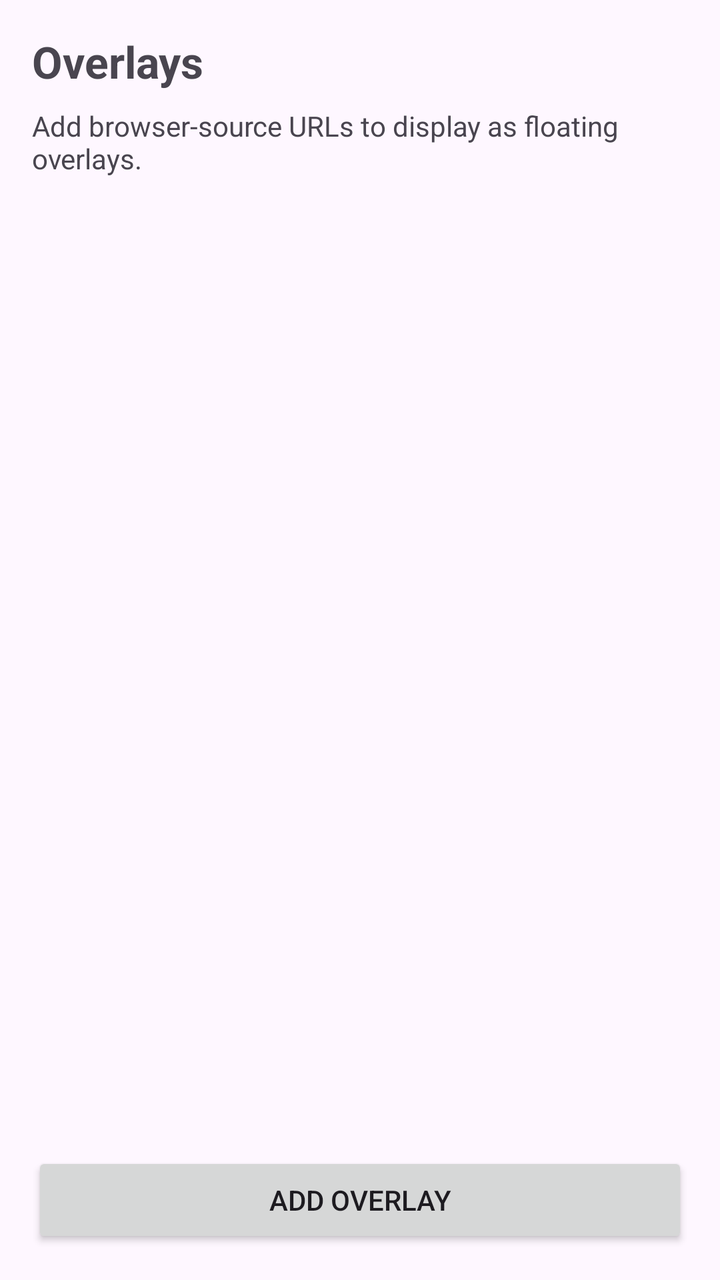
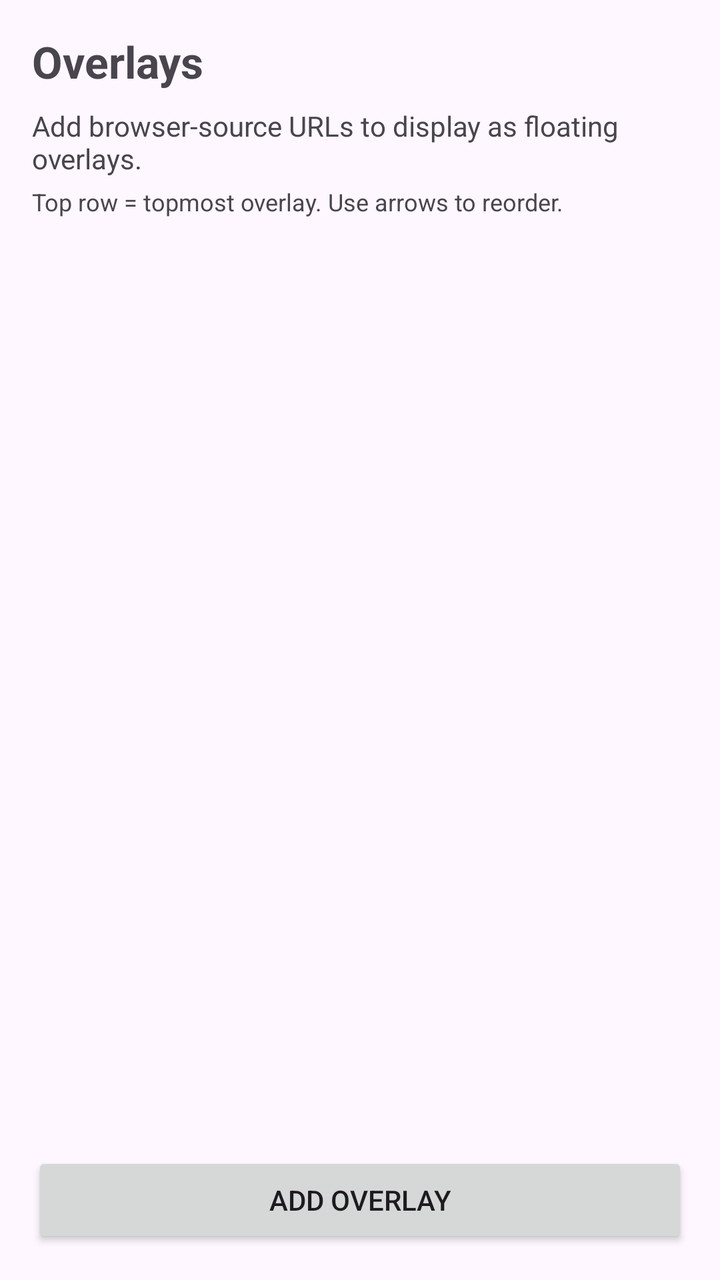

Screens rendered from an Android XML layout before and after an edit, with the pre-edit source and the edit as a unified diff.
<!-- AndroidManifest.xml: application theme Theme.FloatOverlay -->
<!-- res/layout/fragment_overlay_list.xml -->
<?xml version="1.0" encoding="utf-8"?>
<LinearLayout xmlns:android="http://schemas.android.com/apk/res/android"
    android:layout_width="match_parent"
    android:layout_height="match_parent"
    android:orientation="vertical"
    android:padding="16dp">

    <TextView
        android:layout_width="wrap_content"
        android:layout_height="wrap_content"
        android:layout_marginBottom="8dp"
        android:text="Overlays"
        android:textSize="22sp"
        android:textStyle="bold" />

    <TextView
        android:layout_width="wrap_content"
        android:layout_height="wrap_content"
        android:layout_marginBottom="16dp"
        android:text="Add browser-source URLs to display as floating overlays."
        android:textSize="14sp" />

    <androidx.recyclerview.widget.RecyclerView
        android:id="@+id/overlayRecyclerView"
        android:layout_width="match_parent"
        android:layout_height="0dp"
        android:layout_weight="1" />

    <Button
        android:id="@+id/addOverlayButton"
        android:layout_width="match_parent"
        android:layout_height="wrap_content"
        android:layout_marginTop="8dp"
        android:text="Add Overlay" />

</LinearLayout>
<!-- resources referenced by this layout -->
<resources>
  <style name="Theme.FloatOverlay" parent="Theme.Material3.DayNight.NoActionBar">
          <item name="colorPrimary">@color/purple_500</item>
          <item name="colorPrimaryVariant">@color/purple_700</item>
          <item name="colorOnPrimary">@color/white</item>
          <item name="colorSecondary">@color/teal_200</item>
          <item name="colorSecondaryVariant">@color/teal_700</item>
          <item name="android:statusBarColor">@color/purple_700</item>
      </style>
  <color name="purple_500">#FF6200EE</color>
  <color name="purple_700">#FF3700B3</color>
  <color name="white">#FFFFFFFF</color>
  <color name="teal_200">#FF03DAC5</color>
  <color name="teal_700">#FF018786</color>
</resources>

<!-- the commit's change to res/layout/fragment_overlay_list.xml (unified diff, before → after) -->
@@ -16,9 +16,17 @@
     <TextView
         android:layout_width="wrap_content"
         android:layout_height="wrap_content"
-        android:layout_marginBottom="16dp"
+        android:layout_marginBottom="4dp"
         android:text="Add browser-source URLs to display as floating overlays."
         android:textSize="14sp" />
+
+    <TextView
+        android:layout_width="wrap_content"
+        android:layout_height="wrap_content"
+        android:layout_marginBottom="16dp"
+        android:text="Top row = topmost overlay. Use arrows to reorder."
+        android:textColor="?android:attr/textColorSecondary"
+        android:textSize="12sp" />
 
     <androidx.recyclerview.widget.RecyclerView
         android:id="@+id/overlayRecyclerView"
